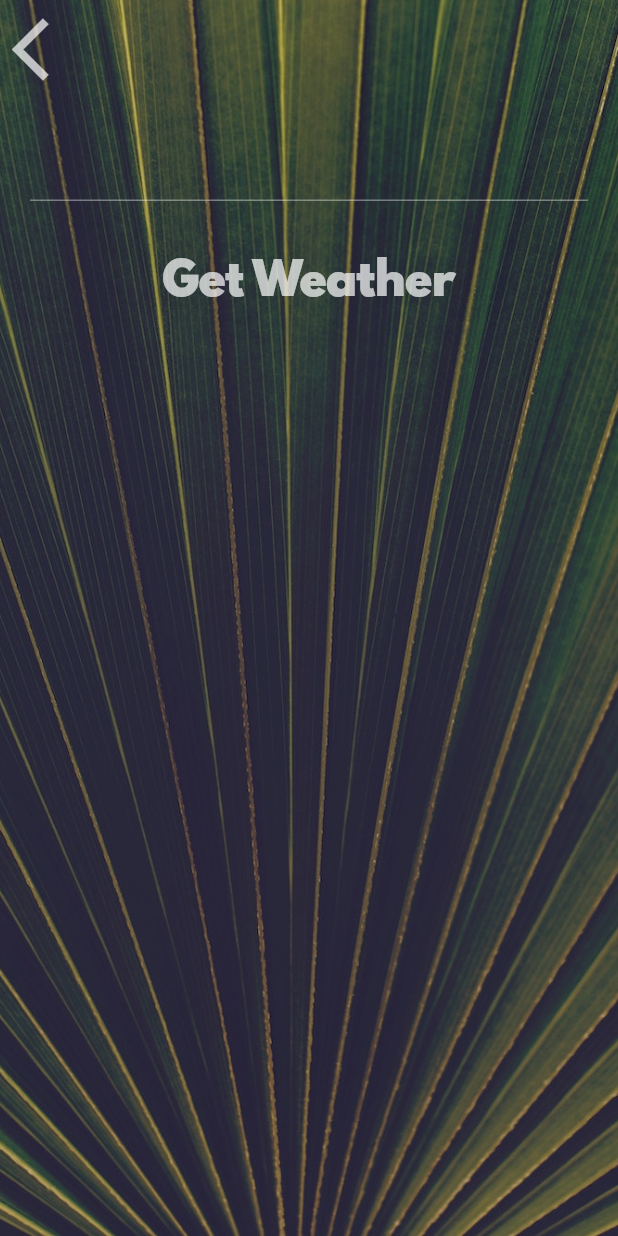
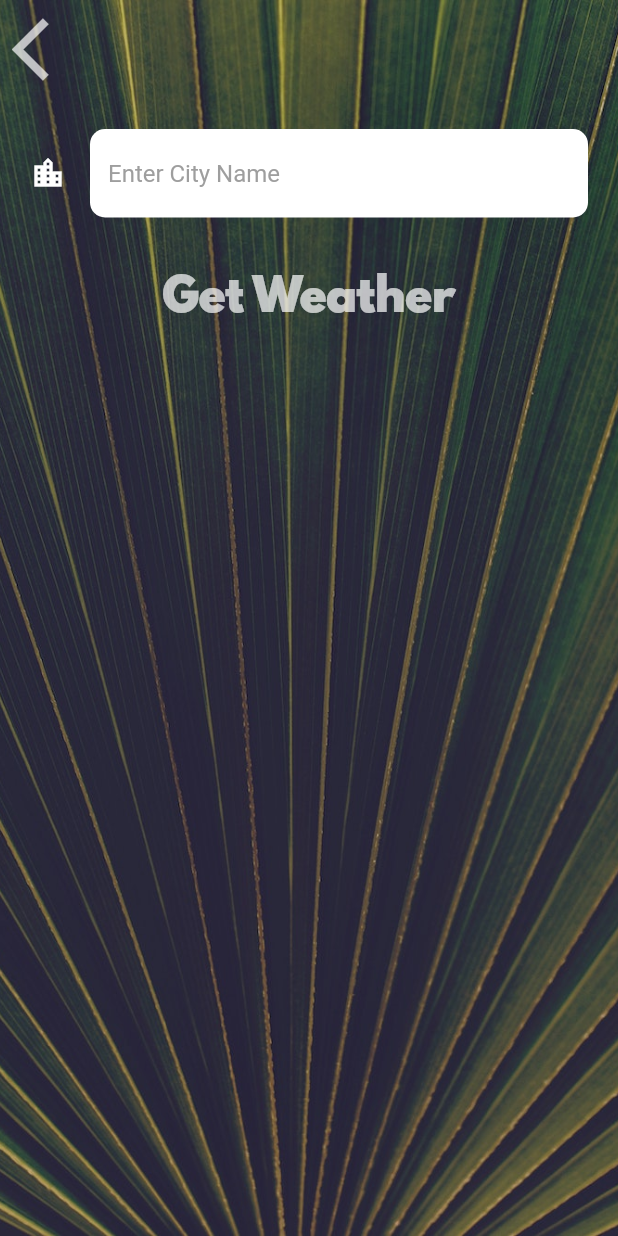
Before and after one commit to Bamidele1234/Clima_weather__app, a Flutter app: the screen it shows after launch, after a tap on the "location city" icon, on a phone screen of 412 x 824 dp. Run offline on Flutter 3.47's test engine with Material 2 defaults, Android fonts, the phone set to English and light mode, and no system bars; our stand-ins replace flutter_spinkit, geolocator; network calls fail.

Commit message:
Added the text field to the second screen

```diff
--- a/lib/screens/city_screen.dart
+++ b/lib/screens/city_screen.dart
@@ -1,3 +1,5 @@
+import 'dart:developer';
+
 import 'package:flutter/material.dart';
 import 'package:clima/utilities/constants.dart';
 
@@ -9,6 +11,7 @@ class CityScreen extends StatefulWidget {
 }
 
 class _CityScreenState extends State<CityScreen> {
+  String cityName = '';
   @override
   Widget build(BuildContext context) {
     return Scaffold(
@@ -37,10 +40,20 @@ class _CityScreenState extends State<CityScreen> {
               ),
               Container(
                 padding: const EdgeInsets.all(20.0),
-                child: const TextField(),
+                child: TextField(
+                  style: const TextStyle(
+                    color: Colors.black,
+                  ),
+                  decoration: kTextFieldDecoration,
+                  onChanged: (value) {
+                    log(value);
+                  },
+                ),
               ),
               TextButton(
-                onPressed: () {},
+                onPressed: () {
+                  Navigator.pop(context, cityName);
+                },
                 child: Text(
                   'Get Weather',
                   style: kButtonTextStyle,
--- a/lib/screens/location_screen.dart
+++ b/lib/screens/location_screen.dart
@@ -84,14 +84,19 @@ class _LocationScreenState extends State<LocationScreen> {
                   ),
                 ),
                 TextButton(
-                  onPressed: () {
-                    Navigator.push(
+                  onPressed: () async {
+                    var typedName = await Navigator.push(
                       context,
                       MaterialPageRoute(
                         // Navigate to the next screen when the button is pressed
                         builder: (context) => const CityScreen(),
                       ),
                     );
+                    log(typedName);
+                    if (typedName != null) {
+                      var weatherData = await weather.getCityWeather(typedName);
+                      updateUI(weatherData);
+                    }
                   },
                   child: Icon(
                     color: kdefaultColor,
--- a/lib/services/weather.dart
+++ b/lib/services/weather.dart
@@ -5,6 +5,13 @@ const apiKey = '9d013311aedb1f156dc1a34e56998244';
 const openWeatherMapUrl = 'http://api.openweathermap.org/data/2.5/weather';
 
 class WeatherModel {
+  Future<dynamic> getCityWeather(String cityName) async {
+    var url = '$openWeatherMapUrl?q=$cityName&units=metric&APPID=$apiKey';
+    NetworkHelper networkHelper = NetworkHelper(url);
+
+    return await networkHelper.getData();
+  }
+
   Future<dynamic> getLocationWeather() async {
     Location location = Location();
     await location
--- a/lib/utilities/constants.dart
+++ b/lib/utilities/constants.dart
@@ -20,3 +20,22 @@ const kConditionTextStyle = TextStyle(
   fontSize: 100.0,
 );
 Color kdefaultColor = Colors.white70;
+
+const kTextFieldDecoration = InputDecoration(
+  filled: true,
+  fillColor: Colors.white,
+  icon: Icon(
+    Icons.location_city,
+    color: Colors.white,
+  ),
+  hintText: 'Enter City Name',
+  hintStyle: TextStyle(
+    color: Colors.grey,
+  ),
+  border: OutlineInputBorder(
+    borderRadius: BorderRadius.all(
+      Radius.circular(10),
+    ),
+    borderSide: BorderSide.none,
+  ),
+);
```
